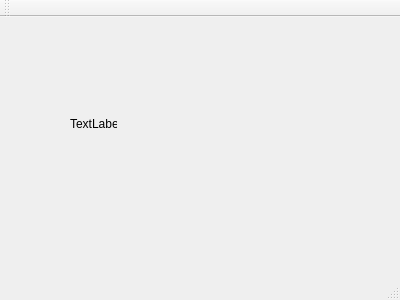
First picture: the form in Chapter1/todo/mainwindow.ui, repository starrynights89/Qt-C-practice-, before the edit.
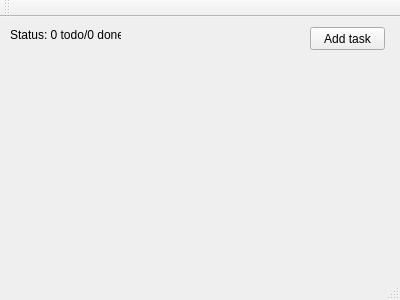
Second picture: the form after the edit.

The edit to the form file:
```diff
--- a/Chapter1/todo/mainwindow.ui
+++ b/Chapter1/todo/mainwindow.ui
@@ -17,14 +17,27 @@
    <widget class="QLabel" name="statusLabel">
     <property name="geometry">
      <rect>
-      <x>70</x>
-      <y>100</y>
-      <width>47</width>
-      <height>13</height>
+      <x>10</x>
+      <y>10</y>
+      <width>111</width>
+      <height>16</height>
      </rect>
     </property>
     <property name="text">
-     <string>TextLabel</string>
+     <string>Status: 0 todo/0 done</string>
+    </property>
+   </widget>
+   <widget class="QPushButton" name="addTaskButton">
+    <property name="geometry">
+     <rect>
+      <x>310</x>
+      <y>10</y>
+      <width>75</width>
+      <height>23</height>
+     </rect>
+    </property>
+    <property name="text">
+     <string>Add task</string>
     </property>
    </widget>
   </widget>
```
